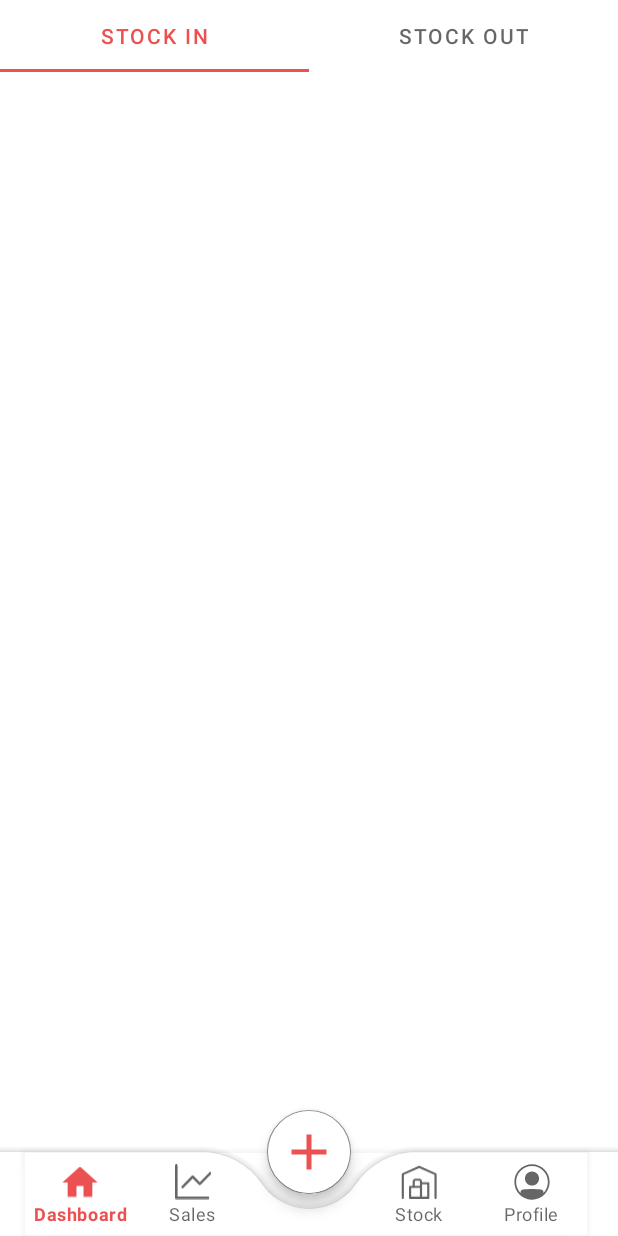
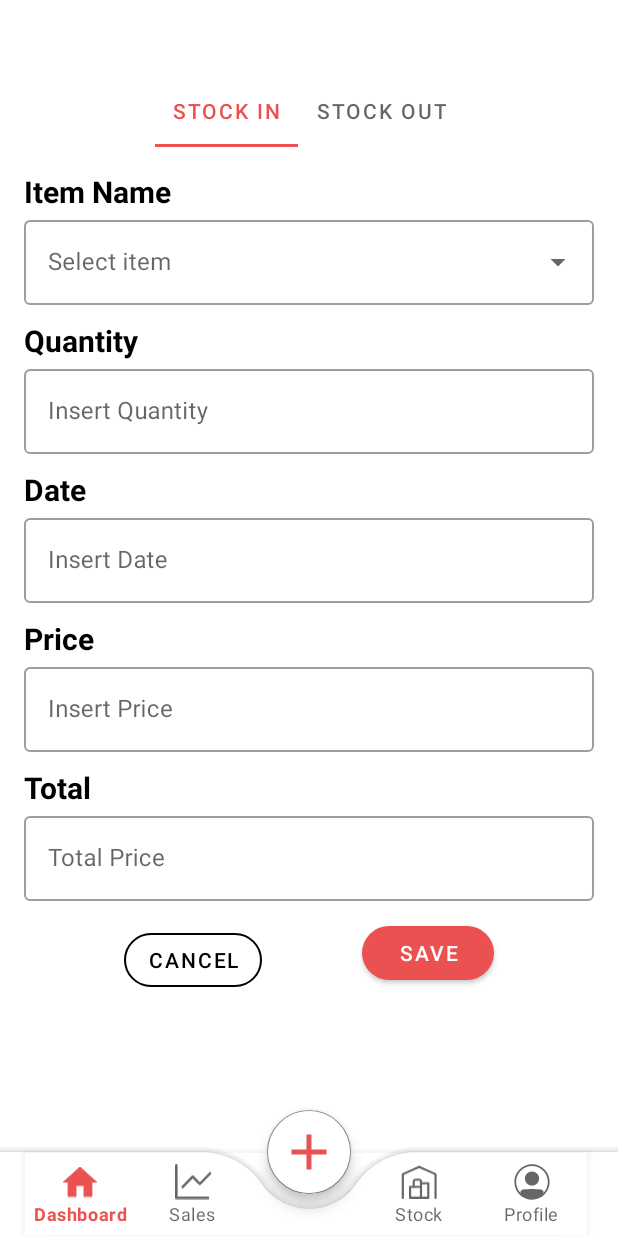
Before and after one commit to Exersize/Goedangapp, an Android app: the fragment StockInputFragment placed in its activity, on a phone screen of 412 x 824 dp. Run offline under Robolectric (Android 15) with nearby library versions, the phone set to English and light mode, and no system bars.

Commit message:
Finishing StockIn

```diff
--- /dev/null
+++ b/app/src/main/java/com/example/goedangapp/StockInFragment.kt
@@ -0,0 +1,45 @@
+package com.example.goedangapp
+
+import android.os.Bundle
+import android.view.LayoutInflater
+import android.view.View
+import android.view.ViewGroup
+import android.widget.ArrayAdapter
+import android.widget.AutoCompleteTextView
+import android.widget.Toast
+import androidx.fragment.app.Fragment
+import com.example.goedangapp.databinding.FragmentStockInBinding
+
+
+class StockInFragment : Fragment() {
+
+    private var _binding : FragmentStockInBinding? = null
+    private val binding get() = _binding!!
+    private var placeholder : List<String> = listOf("Cabe", "Bawang", "Kacang")
+    private lateinit var  autoCompleteTextView: AutoCompleteTextView
+    private lateinit var adapterItems: ArrayAdapter<String>
+    override fun onCreateView(
+        inflater: LayoutInflater, container: ViewGroup?,
+        savedInstanceState: Bundle?
+    ): View {
+        _binding = FragmentStockInBinding.inflate(inflater, container, false)
+        setupItemAdapter()
+        return binding.root
+    }
+
+    private fun setupItemAdapter() {
+        adapterItems = ArrayAdapter<String>(requireContext(), R.layout.list_item, placeholder)
+        binding.autoCompleteText.setAdapter(adapterItems)
+        binding.autoCompleteText.setOnItemClickListener{ adapterView, view, i, l ->
+            val items = adapterView.getItemAtPosition(i).toString()
+            Toast.makeText(requireContext(), "Selected item: $items", Toast.LENGTH_SHORT).show()
+        }
+
+    }
+
+    override fun onDestroyView() {
+        super.onDestroyView()
+        _binding = null
+    }
+
+}
--- a/app/src/main/java/com/example/goedangapp/StockInputFragment.kt
+++ b/app/src/main/java/com/example/goedangapp/StockInputFragment.kt
@@ -5,55 +5,57 @@ import androidx.fragment.app.Fragment
 import android.view.LayoutInflater
 import android.view.View
 import android.view.ViewGroup
+import android.view.ViewParent
+import android.widget.TableLayout
+import androidx.viewpager2.widget.ViewPager2
+import com.example.goedangapp.databinding.FragmentStockInputBinding
+import com.example.goedangapp.util.PagerAdapter
+import com.google.android.material.tabs.TabLayout
 
-// TODO: Rename parameter arguments, choose names that match
-// the fragment initialization parameters, e.g. ARG_ITEM_NUMBER
-private const val ARG_PARAM1 = "param1"
-private const val ARG_PARAM2 = "param2"
 
-/**
- * A simple [Fragment] subclass.
- * Use the [StockInputFragment.newInstance] factory method to
- * create an instance of this fragment.
- */
 class StockInputFragment : Fragment() {
-    // TODO: Rename and change types of parameters
-    private var param1: String? = null
-    private var param2: String? = null
 
-    override fun onCreate(savedInstanceState: Bundle?) {
-        super.onCreate(savedInstanceState)
-        arguments?.let {
-            param1 = it.getString(ARG_PARAM1)
-            param2 = it.getString(ARG_PARAM2)
-        }
-    }
+    private  var _binding: FragmentStockInputBinding? = null
+    private val binding get() = _binding!!
+    private lateinit var adapter: PagerAdapter
 
     override fun onCreateView(
         inflater: LayoutInflater, container: ViewGroup?,
         savedInstanceState: Bundle?
-    ): View? {
-        // Inflate the layout for this fragment
-        return inflater.inflate(R.layout.fragment_stock_input, container, false)
+    ): View {
+        _binding = FragmentStockInputBinding.inflate(inflater, container, false)
+        setupViewPagerAndTabs()
+        return binding.root
     }
 
-    companion object {
-        /**
-         * Use this factory method to create a new instance of
-         * this fragment using the provided parameters.
-         *
-         * @param param1 Parameter 1.
-         * @param param2 Parameter 2.
-         * @return A new instance of fragment StockInputFragment.
-         */
-        // TODO: Rename and change types and number of parameters
-        @JvmStatic
-        fun newInstance(param1: String, param2: String) =
-            StockInputFragment().apply {
-                arguments = Bundle().apply {
-                    putString(ARG_PARAM1, param1)
-                    putString(ARG_PARAM2, param2)
-                }
+    private fun setupViewPagerAndTabs() {
+        adapter = PagerAdapter(childFragmentManager, lifecycle)
+        binding.viewPager2.adapter = adapter
+
+        binding.stockInputTab.addOnTabSelectedListener(object: TabLayout.OnTabSelectedListener{
+            override fun onTabSelected(tab: TabLayout.Tab) {
+                binding.viewPager2.currentItem = tab.position
             }
+
+            override fun onTabUnselected(p0: TabLayout.Tab?) {
+
+            }
+
+            override fun onTabReselected(p0: TabLayout.Tab?) {
+
+            }
+
+        })
+        binding.viewPager2.registerOnPageChangeCallback(object : ViewPager2.OnPageChangeCallback() {
+            override fun onPageSelected(position: Int) {
+                super.onPageSelected(position)
+                binding.stockInputTab.selectTab(binding.stockInputTab.getTabAt(position))
+            }
+        })
+    }
+
+    override fun onDestroyView() {
+        super.onDestroyView()
+        _binding = null
     }
 }
--- /dev/null
+++ b/app/src/main/java/com/example/goedangapp/StockOutFragment.kt
@@ -0,0 +1,59 @@
+package com.example.goedangapp
+
+import android.os.Bundle
+import androidx.fragment.app.Fragment
+import android.view.LayoutInflater
+import android.view.View
+import android.view.ViewGroup
+
+// TODO: Rename parameter arguments, choose names that match
+// the fragment initialization parameters, e.g. ARG_ITEM_NUMBER
+private const val ARG_PARAM1 = "param1"
+private const val ARG_PARAM2 = "param2"
+
+/**
+ * A simple [Fragment] subclass.
+ * Use the [StockOutFragment.newInstance] factory method to
+ * create an instance of this fragment.
+ */
+class StockOutFragment : Fragment() {
+    // TODO: Rename and change types of parameters
+    private var param1: String? = null
+    private var param2: String? = null
+
+    override fun onCreate(savedInstanceState: Bundle?) {
+        super.onCreate(savedInstanceState)
+        arguments?.let {
+            param1 = it.getString(ARG_PARAM1)
+            param2 = it.getString(ARG_PARAM2)
+        }
+    }
+
+    override fun onCreateView(
+        inflater: LayoutInflater, container: ViewGroup?,
+        savedInstanceState: Bundle?
+    ): View? {
+        // Inflate the layout for this fragment
+        return inflater.inflate(R.layout.fragment_stock_out, container, false)
+    }
+
+    companion object {
+        /**
+         * Use this factory method to create a new instance of
+         * this fragment using the provided parameters.
+         *
+         * @param param1 Parameter 1.
+         * @param param2 Parameter 2.
+         * @return A new instance of fragment StockOutFragment.
+         */
+        // TODO: Rename and change types and number of parameters
+        @JvmStatic
+        fun newInstance(param1: String, param2: String) =
+            StockOutFragment().apply {
+                arguments = Bundle().apply {
+                    putString(ARG_PARAM1, param1)
+                    putString(ARG_PARAM2, param2)
+                }
+            }
+    }
+}
--- /dev/null
+++ b/app/src/main/java/com/example/goedangapp/util/PagerAdapter.kt
@@ -0,0 +1,21 @@
+package com.example.goedangapp.util
+
+import androidx.fragment.app.Fragment
+import androidx.fragment.app.FragmentManager
+import androidx.lifecycle.Lifecycle
+import androidx.viewpager2.adapter.FragmentStateAdapter
+import com.example.goedangapp.StockInFragment
+import com.example.goedangapp.StockOutFragment
+
+class PagerAdapter(fragmentManager: FragmentManager, lifecycle: Lifecycle) : FragmentStateAdapter(fragmentManager, lifecycle) {
+    override fun getItemCount(): Int {
+        return 2
+    }
+
+    override fun createFragment(position: Int): Fragment {
+        return when (position) {
+            0 -> StockInFragment()
+            else -> StockOutFragment()
+        }
+    }
+}
--- /dev/null
+++ b/app/src/main/res/drawable/bg_button_red.xml
@@ -0,0 +1,6 @@
+<?xml version="1.0" encoding="utf-8"?>
+<shape xmlns:android="http://schemas.android.com/apk/res/android"
+    android:shape="rectangle">
+    <solid android:color="@color/red" />
+    <corners android:radius="16dp" />
+</shape>
--- /dev/null
+++ b/app/src/main/res/drawable/bg_button_white.xml
@@ -0,0 +1,9 @@
+<?xml version="1.0" encoding="utf-8"?>
+<shape xmlns:android="http://schemas.android.com/apk/res/android"
+    android:shape="rectangle">
+    <solid android:color="@android:color/white" />
+    <stroke
+        android:width="1dp"
+        android:color="@color/black" />
+    <corners android:radius="16dp" />
+</shape>
--- a/app/src/main/res/layout/activity_main.xml
+++ b/app/src/main/res/layout/activity_main.xml
@@ -9,9 +9,9 @@
     tools:context=".MainActivity">
 
     <FrameLayout
+        android:id="@+id/frame_layout"
         android:layout_width="match_parent"
-        android:layout_height="match_parent"
-        android:id="@+id/frame_layout" />
+        android:layout_height="675dp" />
 
     <com.google.android.material.bottomappbar.BottomAppBar
         android:layout_width="match_parent"
--- /dev/null
+++ b/app/src/main/res/layout/fragment_stock_in.xml
@@ -0,0 +1,210 @@
+<?xml version="1.0" encoding="utf-8"?>
+<androidx.coordinatorlayout.widget.CoordinatorLayout xmlns:android="http://schemas.android.com/apk/res/android"
+    xmlns:app="http://schemas.android.com/apk/res-auto"
+    xmlns:tools="http://schemas.android.com/tools"
+    android:layout_width="match_parent"
+    android:layout_height="match_parent"
+    tools:context=".StockInFragment">
+
+
+    <androidx.constraintlayout.widget.ConstraintLayout
+        android:layout_width="match_parent"
+        android:layout_height="wrap_content"
+        android:layout_margin="16dp"
+        app:layout_behavior="@string/appbar_scrolling_view_behavior">
+
+        <TextView
+            android:id="@+id/text_item"
+            android:layout_width="match_parent"
+            android:layout_height="wrap_content"
+            android:labelFor="@id/item_input_in"
+            android:text="Item Name"
+            android:textColor="@color/black"
+            android:textSize="20sp"
+            android:textStyle="bold"
+            app:layout_constraintEnd_toEndOf="parent"
+            app:layout_constraintStart_toStartOf="parent"
+            app:layout_constraintTop_toTopOf="parent" />
+
+        <com.google.android.material.textfield.TextInputLayout
+            android:id="@+id/item_input_in"
+            style="@style/Widget.MaterialComponents.TextInputLayout.OutlinedBox.ExposedDropdownMenu"
+            android:layout_width="match_parent"
+            android:layout_height="wrap_content"
+            android:hint="Select item"
+            app:layout_constraintEnd_toEndOf="parent"
+            app:layout_constraintStart_toStartOf="parent"
+            app:layout_constraintTop_toBottomOf="@+id/text_item">
+
+            <AutoCompleteTextView
+                android:id="@+id/auto_complete_text"
+                android:layout_width="match_parent"
+                android:layout_height="wrap_content"
+                android:inputType="none" />
+
+        </com.google.android.material.textfield.TextInputLayout>
+
+        <TextView
+            android:id="@+id/text_quantity"
+            android:layout_width="match_parent"
+            android:layout_height="wrap_content"
+            android:layout_marginTop="10dp"
+            android:labelFor="@id/qty_input_in"
+            android:text="Quantity"
+            android:textColor="@color/black"
+            android:textSize="20sp"
+            android:textStyle="bold"
+            app:layout_constraintEnd_toEndOf="parent"
+            app:layout_constraintStart_toStartOf="parent"
+            app:layout_constraintTop_toBottomOf="@id/item_input_in" />
+
+        <com.google.android.material.textfield.TextInputLayout
+            android:id="@+id/qty_input_in"
+            style="@style/Widget.MaterialComponents.TextInputLayout.OutlinedBox"
+            android:layout_width="match_parent"
+            android:layout_height="wrap_content"
+            android:hint="Insert Quantity"
+            app:layout_constraintEnd_toEndOf="parent"
+            app:layout_constraintStart_toStartOf="parent"
+            app:layout_constraintTop_toBottomOf="@+id/text_quantity">
+
+            <com.google.android.material.textfield.TextInputEditText
+                android:id="@+id/qty_input_edit"
+                android:layout_width="match_parent"
+                android:layout_height="wrap_content"
+                android:inputType="text" />
+
+        </com.google.android.material.textfield.TextInputLayout>
+
+        <TextView
+            android:id="@+id/text_date"
+            android:layout_width="match_parent"
+            android:layout_height="wrap_content"
+            android:layout_marginTop="10dp"
+            android:labelFor="@id/qty_input_in"
+            android:text="Date"
+            android:textColor="@color/black"
+            android:textSize="20sp"
+            android:textStyle="bold"
+            app:layout_constraintEnd_toEndOf="parent"
+            app:layout_constraintStart_toStartOf="parent"
+            app:layout_constraintTop_toBottomOf="@id/qty_input_in" />
+
+        <com.google.android.material.textfield.TextInputLayout
+            android:id="@+id/date_input_in"
+            style="@style/Widget.MaterialComponents.TextInputLayout.OutlinedBox"
+            android:layout_width="match_parent"
+            android:layout_height="wrap_content"
+            android:hint="Insert Date"
+            app:layout_constraintEnd_toEndOf="parent"
+            app:layout_constraintStart_toStartOf="parent"
+            app:layout_constraintTop_toBottomOf="@+id/text_date">
+
+            <com.google.android.material.textfield.TextInputEditText
+                android:id="@+id/date_input_edit"
+                android:layout_width="match_parent"
+                android:layout_height="wrap_content"
+                android:inputType="text" />
+        </com.google.android.material.textfield.TextInputLayout>
+
+        <TextView
+            android:id="@+id/text_price"
+            android:layout_width="match_parent"
+            android:layout_height="wrap_content"
+            android:layout_marginTop="10dp"
+            android:labelFor="@id/qty_input_in"
+            android:text="Price"
+            android:textColor="@color/black"
+            android:textSize="20sp"
+            android:textStyle="bold"
+            app:layout_constraintEnd_toEndOf="parent"
+            app:layout_constraintStart_toStartOf="parent"
+            app:layout_constraintTop_toBottomOf="@id/date_input_in" />
+
+        <com.google.android.material.textfield.TextInputLayout
+            android:id="@+id/price_input_in"
+            style="@style/Widget.MaterialComponents.TextInputLayout.OutlinedBox"
+            android:layout_width="match_parent"
+            android:layout_height="wrap_content"
+            android:hint="Insert Price"
+            app:layout_constraintEnd_toEndOf="parent"
+            app:layout_constraintStart_toStartOf="parent"
+            app:layout_constraintTop_toBottomOf="@+id/text_price">
+
+            <com.google.android.material.textfield.TextInputEditText
+                android:id="@+id/price_input_edit"
+                android:layout_width="match_parent"
+                android:layout_height="wrap_content"
+                android:inputType="text" />
+
+        </com.google.android.material.textfield.TextInputLayout>
+
+        <TextView
+            android:id="@+id/text_total"
+            android:layout_width="match_parent"
+            android:layout_height="wrap_content"
+            android:layout_marginTop="10dp"
+            android:labelFor="@id/qty_input_in"
+            android:text="Total"
+            android:textColor="@color/black"
+            android:textSize="20sp"
+            android:textStyle="bold"
+            app:layout_constraintEnd_toEndOf="parent"
+            app:layout_constraintStart_toStartOf="parent"
+            app:layout_constraintTop_toBottomOf="@id/price_input_in" />
+
+        <com.google.android.material.textfield.TextInputLayout
+            android:id="@+id/total_input_in"
+            style="@style/Widget.MaterialComponents.TextInputLayout.OutlinedBox"
+            android:layout_width="match_parent"
+            android:layout_height="wrap_content"
+            android:hint="Total Price"
+            app:layout_constraintEnd_toEndOf="parent"
+            app:layout_constraintStart_toStartOf="parent"
+            app:layout_constraintTop_toBottomOf="@+id/text_total">
+
+            <com.google.android.material.textfield.TextInputEditText
+                android:id="@+id/total_input_edit"
+                android:layout_width="match_parent"
+                android:layout_height="wrap_content"
+                android:inputType="text" />
+
+        </com.google.android.material.textfield.TextInputLayout>
+
+        <Button
+            android:id="@+id/button_cancel"
+            android:layout_width="wrap_content"
+            android:layout_height="wrap_content"
+            android:layout_marginTop="20dp"
+            android:text="Cancel"
+            style="@style/Widget.MaterialComponents.Button.OutlinedButton"
+            app:strokeColor="@color/black"
+            android:textColor="@color/black"
+            app:cornerRadius="24dp"
+
+            app:layout_constraintBottom_toBottomOf="parent"
+            app:layout_constraintEnd_toStartOf="@+id/button_save"
+            app:layout_constraintHorizontal_bias="0.5"
+            app:layout_constraintStart_toStartOf="parent"
+            app:layout_constraintTop_toBottomOf="@+id/total_input_in" />
+
+        <Button
+            android:id="@+id/button_save"
+            android:layout_width="wrap_content"
+            android:layout_height="wrap_content"
+            android:layout_marginTop="20dp"
+            android:text="Save"
+            style="@style/Widget.MaterialComponents.Button"
+            app:cornerRadius="24dp"
+
+            app:layout_constraintBottom_toBottomOf="parent"
+            app:layout_constraintEnd_toEndOf="parent"
+            app:layout_constraintHorizontal_bias="0.5"
+            app:layout_constraintStart_toEndOf="@+id/button_cancel"
+            app:layout_constraintTop_toBottomOf="@+id/total_input_in"
+            app:layout_constraintVertical_bias="1.0" />
+
+
+    </androidx.constraintlayout.widget.ConstraintLayout>
+
+</androidx.coordinatorlayout.widget.CoordinatorLayout>
--- a/app/src/main/res/layout/fragment_stock_input.xml
+++ b/app/src/main/res/layout/fragment_stock_input.xml
@@ -12,11 +12,16 @@
 
         <com.google.android.material.tabs.TabLayout
             android:id="@+id/stock_input_tab"
-            android:layout_width="match_parent"
+            android:layout_width="wrap_content"
             android:layout_height="wrap_content"
+            android:layout_marginStart="50dp"
+            android:layout_marginTop="50dp"
+            android:layout_marginEnd="50dp"
             app:layout_constraintEnd_toEndOf="parent"
             app:layout_constraintStart_toStartOf="parent"
-            app:layout_constraintTop_toTopOf="parent">
+            app:layout_constraintTop_toTopOf="parent"
+            app:tabGravity="center"
+            app:tabIndicatorAnimationMode="elastic">
 
             <com.google.android.material.tabs.TabItem
                 android:layout_width="wrap_content"
@@ -29,20 +34,17 @@
                 android:text="Stock Out" />
         </com.google.android.material.tabs.TabLayout>
 
-        <androidx.viewpager.widget.ViewPager
-            android:id="@+id/viewPager"
-            android:layout_width="match_parent"
-            android:layout_height="wrap_content"
+        <androidx.viewpager2.widget.ViewPager2
+            android:id="@+id/view_pager2"
+            android:layout_width="0dp"
+            android:layout_height="0dp"
             app:layout_constraintBottom_toBottomOf="parent"
-            app:layout_constraintHorizontal_bias="0.5"
             app:layout_constraintEnd_toEndOf="parent"
             app:layout_constraintStart_toStartOf="parent"
-            app:layout_constraintTop_toBottomOf="@+id/stock_input_tab"
-            />
+            app:layout_constraintTop_toBottomOf="@+id/stock_input_tab" />
 
 
     </androidx.constraintlayout.widget.ConstraintLayout>
 
 
-
 </FrameLayout>
--- /dev/null
+++ b/app/src/main/res/layout/fragment_stock_out.xml
@@ -0,0 +1,14 @@
+<?xml version="1.0" encoding="utf-8"?>
+<FrameLayout xmlns:android="http://schemas.android.com/apk/res/android"
+    xmlns:tools="http://schemas.android.com/tools"
+    android:layout_width="match_parent"
+    android:layout_height="match_parent"
+    tools:context=".StockOutFragment">
+
+    <!-- TODO: Update blank fragment layout -->
+    <TextView
+        android:layout_width="match_parent"
+        android:layout_height="match_parent"
+        android:text="stock out" />
+
+</FrameLayout>
--- /dev/null
+++ b/app/src/main/res/layout/list_item.xml
@@ -0,0 +1,10 @@
+<?xml version="1.0" encoding="utf-8"?>
+<TextView xmlns:android="http://schemas.android.com/apk/res/android"
+    android:layout_width="match_parent"
+    android:layout_height="match_parent"
+    android:padding="16dp"
+    android:ellipsize="end"
+    android:maxLines="1"
+    android:textAppearance="?attr/textAppearanceSubtitle1">
+
+</TextView>
--- /dev/null
+++ b/app/src/main/res/values/styles.xml
@@ -0,0 +1,21 @@
+<?xml version="1.0" encoding="utf-8"?>
+<resources>
+    <style name="ButtonWhite" parent="Widget.AppCompat.Button">
+        <item name="android:background">@drawable/bg_button_white</item>
+        <item name="android:textColor">@color/black</item>
+        <item name="android:paddingLeft">16dp</item>
+        <item name="android:paddingRight">16dp</item>
+        <item name="android:paddingTop">8dp</item>
+        <item name="android:paddingBottom">8dp</item>
+    </style>
+
+    <style name="ButtonRed" parent="Widget.AppCompat.Button">
+        <item name="android:background">@drawable/bg_button_red</item>
+        <item name="android:textColor">@android:color/white</item>
+        <item name="android:paddingLeft">16dp</item>
+        <item name="android:paddingRight">16dp</item>
+        <item name="android:paddingTop">8dp</item>
+        <item name="android:paddingBottom">8dp</item>
+    </style>
+
+</resources>
```
